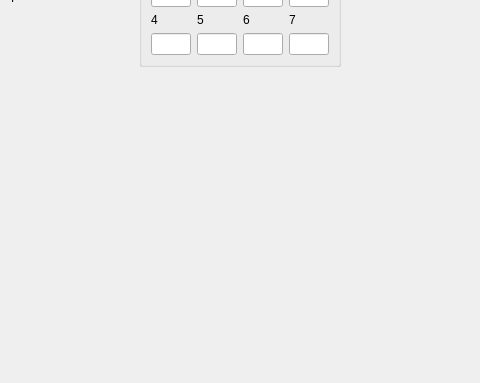
collin80/SavvyCAN, file flowviewwindow.ui: the form before one commit; both pictures show x 160 to 640 and y 238 to 621 of the 1078 by 621 pixel window.
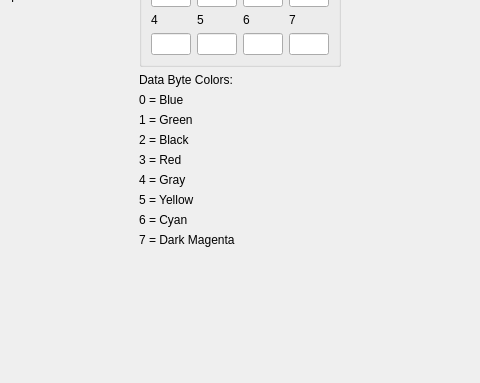
The form after the commit. Icons and pictures are not drawn. Custom widgets are drawn as their Qt base class.

Commit message: CANDataGrid had the bits reversed. Whoops... This has been fixed. Added a + in the center of the flow view graph to show that the current data is actually there in the center not at the right edge like you might assume. Incremented version number.

Patch:
```diff
--- a/flowviewwindow.ui
+++ b/flowviewwindow.ui
@@ -782,6 +782,69 @@
        </layout>
       </widget>
      </item>
+     <item>
+      <widget class="QLabel" name="label_4">
+       <property name="text">
+        <string>Data Byte Colors:</string>
+       </property>
+      </widget>
+     </item>
+     <item>
+      <widget class="QLabel" name="label_21">
+       <property name="text">
+        <string>0 = Blue</string>
+       </property>
+      </widget>
+     </item>
+     <item>
+      <widget class="QLabel" name="label_22">
+       <property name="text">
+        <string>1 = Green</string>
+       </property>
+      </widget>
+     </item>
+     <item>
+      <widget class="QLabel" name="label_23">
+       <property name="text">
+        <string>2 = Black</string>
+       </property>
+      </widget>
+     </item>
+     <item>
+      <widget class="QLabel" name="label_24">
+       <property name="text">
+        <string>3 = Red</string>
+       </property>
+      </widget>
+     </item>
+     <item>
+      <widget class="QLabel" name="label_25">
+       <property name="text">
+        <string>4 = Gray</string>
+       </property>
+      </widget>
+     </item>
+     <item>
+      <widget class="QLabel" name="label_26">
+       <property name="text">
+        <string>5 = Yellow</string>
+       </property>
+      </widget>
+     </item>
+     <item>
+      <widget class="QLabel" name="label_27">
+       <property name="text">
+        <string>6 = Cyan</string>
+       </property>
+      </widget>
+     </item>
+     <item>
+      <widget class="QLabel" name="label_28">
+       <property name="text">
+        <string>7 = Dark Magenta</string>
+       </property>
+      </widget>
+     </item>
      <item>
       <spacer name="verticalSpacer_2">
        <property name="orientation">
```
The commit also changes 3 other files.
